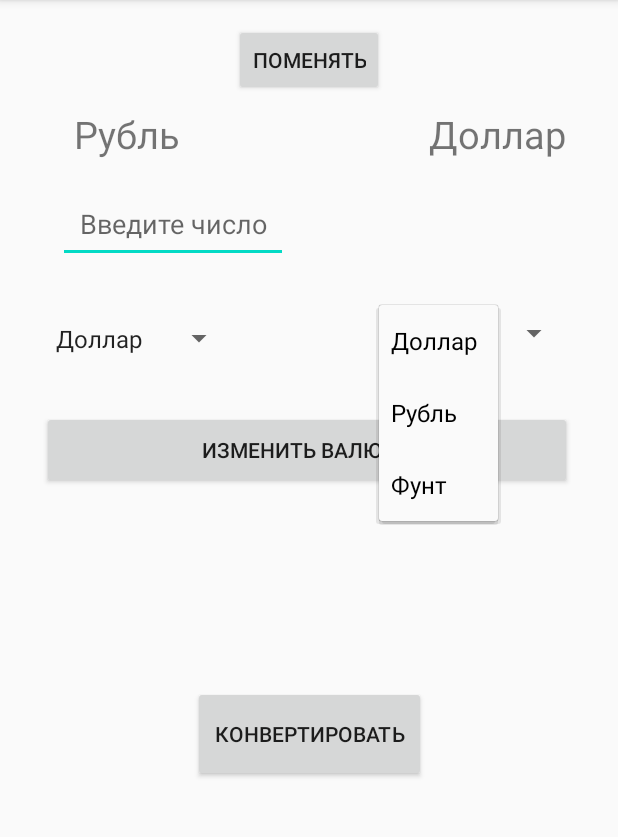
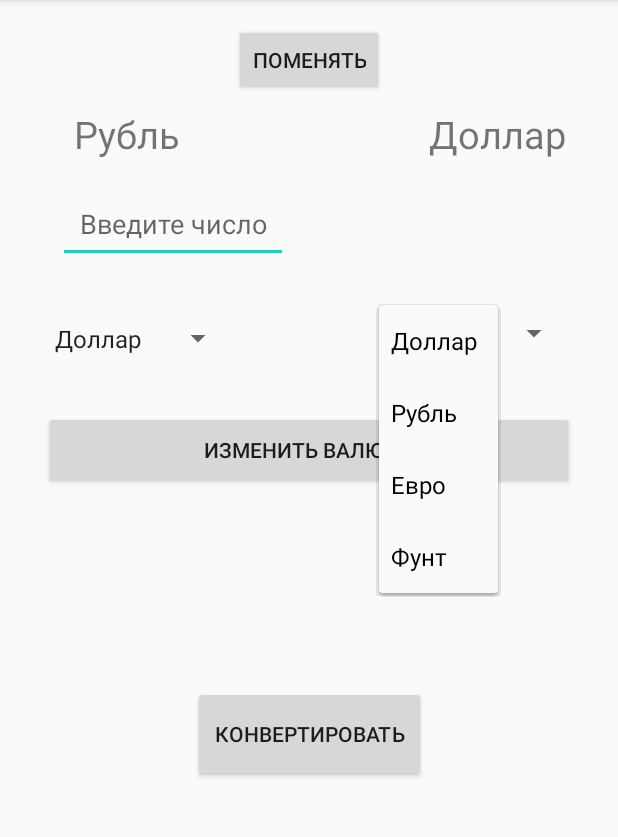
Before and after one commit to TechGolum/Convert, an Android app: the screen it shows after launch (MainActivity), after a tap on "Доллар", on a phone screen of 412 x 824 dp, the part 84-921 px from its top. Run offline under Robolectric (Android 15) with nearby library versions, the phone set to English and light mode, and no system bars.

Commit message:
added different currencies

```diff
--- a/app/src/main/java/com/example/convert/MainActivity.kt
+++ b/app/src/main/java/com/example/convert/MainActivity.kt
@@ -2,18 +2,15 @@ package com.example.convert
 
 import androidx.appcompat.app.AppCompatActivity
 import android.os.Bundle
-import android.text.Editable
-import android.text.TextWatcher
-import android.view.View
 import android.widget.ArrayAdapter
 import android.widget.Button
 import android.widget.Spinner
 import android.widget.TextView
 import androidx.core.view.size
-import androidx.core.widget.addTextChangedListener
 import com.google.android.material.textfield.TextInputEditText
 
 class MainActivity : AppCompatActivity() {
+
     override fun onCreate(savedInstanceState: Bundle?) {
         super.onCreate(savedInstanceState)
         setContentView(R.layout.activity_main)
@@ -21,14 +18,15 @@ class MainActivity : AppCompatActivity() {
         val input = findViewById<TextInputEditText>(R.id.input)
         val output = findViewById<TextView>(R.id.output)
         val convert = findViewById<Button>(R.id.convert)
-        val input_name = findViewById<TextView>(R.id.input_name)
-        val output_name = findViewById<TextView>(R.id.output_name)
+        val inputName = findViewById<TextView>(R.id.input_name)
+        val outputName = findViewById<TextView>(R.id.output_name)
         val change = findViewById<Button>(R.id.change)
-        var dollar : Boolean = false
-        var course : Double = 1/74.0
-        val spinner_in = findViewById<Spinner>(R.id.spinner_in)
-        val spinner_out = findViewById<Spinner>(R.id.spinner_out)
-        val change_cur = findViewById<Button>(R.id.change_cur)
+        var course : Double = 1.0
+        val spinnerIn = findViewById<Spinner>(R.id.spinner_in)
+        val spinnerOut = findViewById<Spinner>(R.id.spinner_out)
+        val changeCur = findViewById<Button>(R.id.change_cur)
+        var save : String
+
 
         ArrayAdapter.createFromResource(
             this,
@@ -38,38 +36,32 @@ class MainActivity : AppCompatActivity() {
             // Specify the layout to use when the list of choices appears
             adapter.setDropDownViewResource(android.R.layout.simple_spinner_dropdown_item)
             // Apply the adapter to the spinner
-            spinner_in.adapter = adapter
-            spinner_out.adapter = adapter
+            spinnerIn.adapter = adapter
+            spinnerOut.adapter = adapter
         }
-        change_cur.setOnClickListener {
-            input_name.text = spinner_in.selectedItem.toString()
-            output_name.text = spinner_out.selectedItem.toString()
+
+        var nums_cur = arrayOf("Доллар", "Рубль", "Евро", "Фунт")
+        var curs : MutableMap<String, Array<Double>> = mutableMapOf()
+        curs[nums_cur[0]] = arrayOf(1.0, 74.0, 0.89, 0.79)
+        curs[nums_cur[1]] = arrayOf(0.01, 1.0, 0.01, 87.0)
+        curs[nums_cur[2]] = arrayOf(1.13, 77.0, 1.0, 0.89)
+        curs[nums_cur[3]] = arrayOf(1.27, 87.0, 1.12, 1.0)
+
+
+        changeCur.setOnClickListener {
+            inputName.text = spinnerIn.selectedItem.toString()
+            outputName.text = spinnerOut.selectedItem.toString()
         }
+
         change.setOnClickListener {
-            dollar = !dollar
-            if(dollar)
-            {
-                input_name.text = "Доллар"
-                output_name.text = "Рубль"
-                course = 74.0
-                if(input.text.toString().isNotEmpty()) {
-                    output.text = (input.text.toString().toDouble() * course).toString()
-                    if (output.text.length > 5) output.text = output.text.subSequence(0, 4)
-                }
-            }
-            else
-            {
-                output_name.text = "Доллар"
-                input_name.text = "Рубль"
-                course = 1/74.0
-                if(input.text.toString().isNotEmpty()) {
-                    output.text = (input.text.toString().toDouble() * course).toString()
-                    if (output.text.length > 5) output.text = output.text.subSequence(0, 4)
-                }
-            }
+            save = inputName.text.toString()
+            inputName.text = outputName.text
+            outputName.text = save
         }
+
         convert.setOnClickListener{
             if(input.text.toString().isNotEmpty()) {
+                course = curs[inputName.text.toString()]!![nums_cur.indexOf(outputName.text.toString())]
                 output.text = (input.text.toString().toDouble() * course).toString()
                 if (output.text.length > 5) output.text = output.text.subSequence(0, 4)
             }
--- a/app/src/main/res/layout/activity_main.xml
+++ b/app/src/main/res/layout/activity_main.xml
@@ -21,9 +21,11 @@
         android:layout_height="33dp"
         android:layout_marginStart="29dp"
         android:layout_marginTop="72dp"
+        android:layout_marginEnd="140dp"
         android:text="Рубль"
         android:textAlignment="center"
         android:textSize="25sp"
+        app:layout_constraintEnd_toStartOf="@+id/output_name"
         app:layout_constraintStart_toStartOf="parent"
         app:layout_constraintTop_toTopOf="parent" />
 
@@ -85,7 +87,9 @@
         android:layout_height="wrap_content"
         android:layout_marginStart="156dp"
         android:layout_marginTop="16dp"
+        android:layout_marginEnd="156dp"
         android:text="Поменять"
+        app:layout_constraintEnd_toEndOf="parent"
         app:layout_constraintStart_toStartOf="parent"
         app:layout_constraintTop_toTopOf="parent" />
 
@@ -95,6 +99,8 @@
         android:layout_height="38dp"
         android:layout_marginStart="29dp"
         android:layout_marginTop="31dp"
+        android:layout_marginEnd="97dp"
+        app:layout_constraintEnd_toStartOf="@+id/spinner_out"
         app:layout_constraintStart_toStartOf="parent"
         app:layout_constraintTop_toBottomOf="@+id/input" />
 
@@ -104,7 +110,9 @@
         android:layout_height="52dp"
         android:layout_marginStart="28dp"
         android:layout_marginTop="29dp"
+        android:layout_marginEnd="28dp"
         android:text="Изменить валюты"
+        app:layout_constraintEnd_toEndOf="parent"
         app:layout_constraintStart_toStartOf="parent"
         app:layout_constraintTop_toBottomOf="@+id/spinner_in" />
 
--- a/app/src/main/res/values/strings.xml
+++ b/app/src/main/res/values/strings.xml
@@ -3,6 +3,7 @@
     <string-array name="cur">
         <item>Доллар</item>
         <item>Рубль</item>
+        <item>Евро</item>
         <item>Фунт</item>
     </string-array>
 </resources>
```
